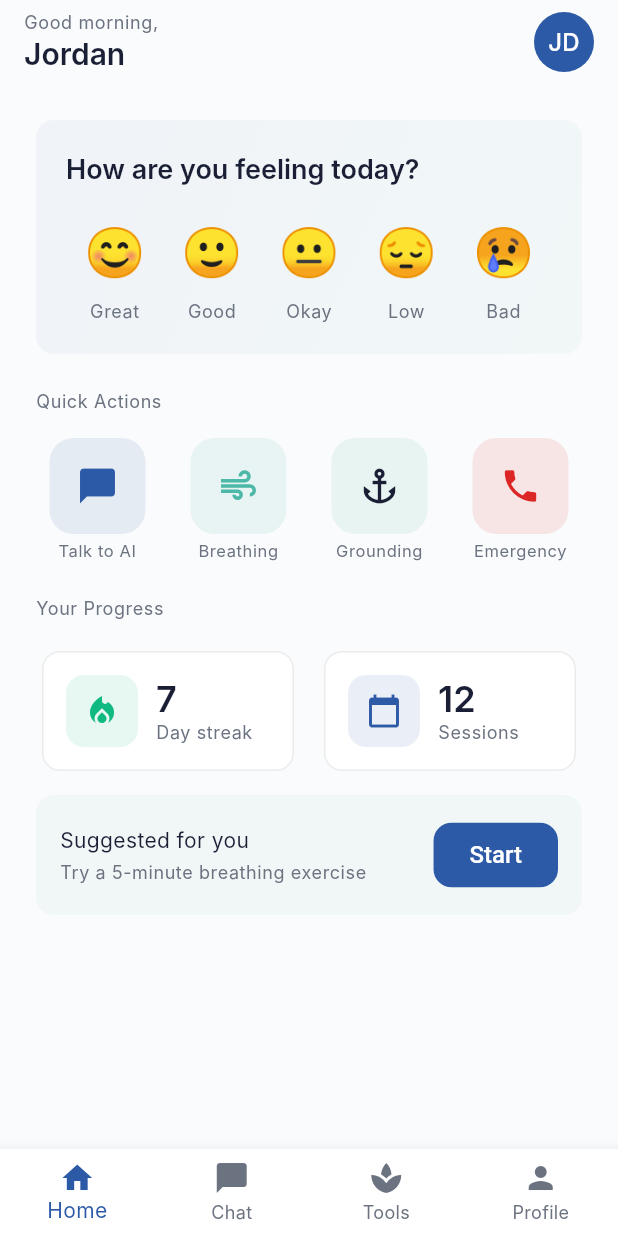
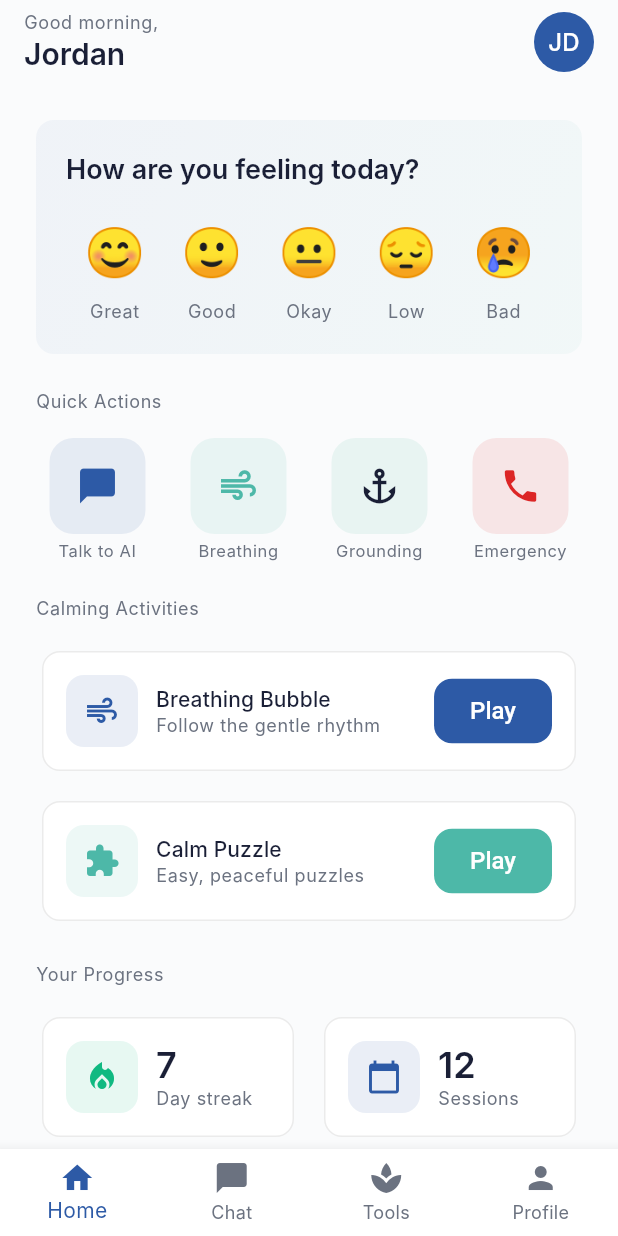
Before and after one commit to malshisathsarani/Serenitys-Mental-Health-Application, a Flutter app: the HomeScreen screen opened by its route, on a phone screen of 412 x 824 dp. Run offline on Flutter 3.47's test engine with Material 3 defaults, Android fonts, the phone set to English and light mode, and no system bars; our stand-ins replace go_router; Roboto replaces fonts that are missing (Inter).

Commit message:
Fixed the missing ui

```diff
--- a/frontend/mobile_app/lib/core/routes/app_router.dart
+++ b/frontend/mobile_app/lib/core/routes/app_router.dart
@@ -7,6 +7,8 @@ import '../../features/auth/screens/signup_screen.dart';
 import '../../features/home/screens/home_screen.dart';
 import '../../features/chat/screens/chat_screen.dart';
 import '../../features/tools/screens/tools_screen.dart';
+import '../../features/tools/screens/breathing_bubble_screen.dart';
+import '../../features/tools/screens/calm_puzzle_screen.dart';
 import '../../features/profile/screens/profile_screen.dart';
 import '../../features/crisis/screens/crisis_screen.dart';
 
@@ -45,6 +47,14 @@ final GoRouter appRouter = GoRouter(
       builder: (context, state) => const ToolsScreen(),
     ),
     GoRoute(
+      path: '/tools/breathing-bubble',
+      builder: (context, state) => const BreathingBubbleScreen(),
+    ),
+    GoRoute(
+      path: '/tools/calm-puzzle',
+      builder: (context, state) => const CalmPuzzleScreen(),
+    ),
+    GoRoute(
       path: '/profile',
       builder: (context, state) => const ProfileScreen(),
     ),
--- a/frontend/mobile_app/lib/features/home/screens/home_screen.dart
+++ b/frontend/mobile_app/lib/features/home/screens/home_screen.dart
@@ -95,6 +95,102 @@ class HomeScreen extends StatelessWidget {
                   onTap: () => context.go('/crisis'),
                 ),
               ],
+            ),
+            const SizedBox(height: 24),
+
+            // Calming Activities
+            Text(
+              'Calming Activities',
+              style: Theme.of(context).textTheme.bodySmall,
+            ),
+            const SizedBox(height: 16),
+            Card(
+              child: Padding(
+                padding: const EdgeInsets.all(16),
+                child: Row(
+                  children: [
+                    Container(
+                      width: 48,
+                      height: 48,
+                      decoration: BoxDecoration(
+                        color: Theme.of(context).primaryColor.withOpacity(0.1),
+                        borderRadius: BorderRadius.circular(12),
+                      ),
+                      child: Icon(
+                        Icons.air,
+                        color: Theme.of(context).primaryColor,
+                        size: 24,
+                      ),
+                    ),
+                    const SizedBox(width: 12),
+                    Expanded(
+                      child: Column(
+                        crossAxisAlignment: CrossAxisAlignment.start,
+                        children: [
+                          Text(
+                            'Breathing Bubble',
+                            style: Theme.of(context).textTheme.titleSmall,
+                          ),
+                          Text(
+                            'Follow the gentle rhythm',
+                            style: Theme.of(context).textTheme.bodySmall,
+                          ),
+                        ],
+                      ),
+                    ),
+                    ElevatedButton(
+                      onPressed: () => context.go('/tools/breathing-bubble'),
+                      child: const Text('Play'),
+                    ),
+                  ],
+                ),
+              ),
+            ),
+            const SizedBox(height: 12),
+            Card(
+              child: Padding(
+                padding: const EdgeInsets.all(16),
+                child: Row(
+                  children: [
+                    Container(
+                      width: 48,
+                      height: 48,
+                      decoration: BoxDecoration(
+                        color: const Color(0xFF4DB8A8).withOpacity(0.1),
+                        borderRadius: BorderRadius.circular(12),
+                      ),
+                      child: const Icon(
+                        Icons.extension,
+                        color: Color(0xFF4DB8A8),
+                        size: 24,
+                      ),
+                    ),
+                    const SizedBox(width: 12),
+                    Expanded(
+                      child: Column(
+                        crossAxisAlignment: CrossAxisAlignment.start,
+                        children: [
+                          Text(
+                            'Calm Puzzle',
+                            style: Theme.of(context).textTheme.titleSmall,
+                          ),
+                          Text(
+                            'Easy, peaceful puzzles',
+                            style: Theme.of(context).textTheme.bodySmall,
+                          ),
+                        ],
+                      ),
+                    ),
+                    ElevatedButton(
+                      onPressed: () => context.go('/tools/calm-puzzle'),
+                      style: ElevatedButton.styleFrom(
+                        backgroundColor: const Color(0xFF4DB8A8),
+                      ),
+                      child: const Text('Play'),
+                    ),
+                  ],
+                ),
+              ),
             ),
             const SizedBox(height: 24),
 
```
